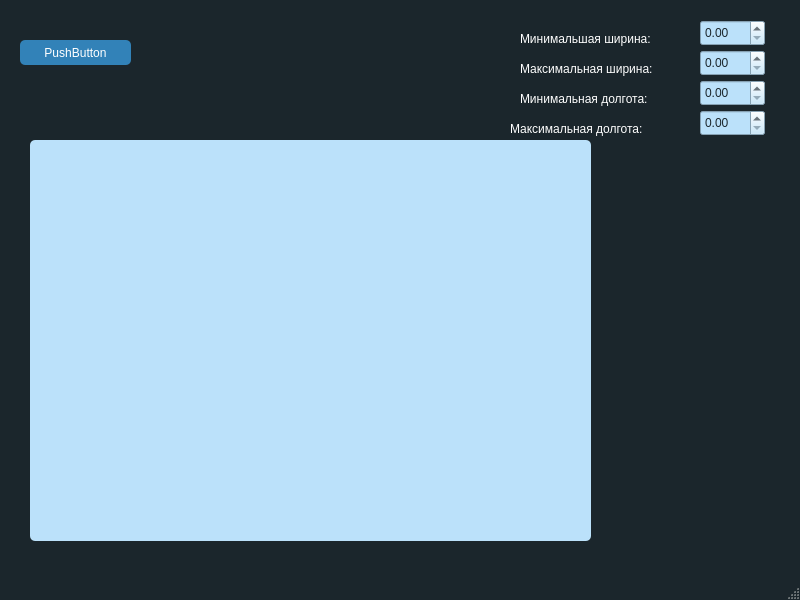
Qt form MainWindow.ui (Omazz/SkyWatcher) before a commit.
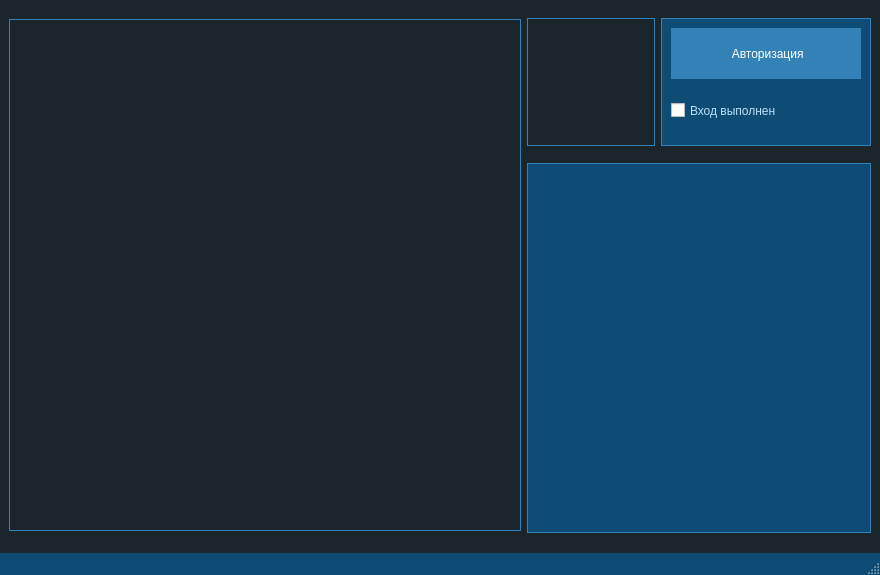
The same form after that commit. Icons and pictures are not drawn.

```diff
--- a/MainWindow.ui
+++ b/MainWindow.ui
@@ -6,10 +6,28 @@
    <rect>
     <x>0</x>
     <y>0</y>
-    <width>800</width>
-    <height>600</height>
+    <width>880</width>
+    <height>575</height>
    </rect>
   </property>
+  <property name="sizePolicy">
+   <sizepolicy hsizetype="Fixed" vsizetype="Fixed">
+    <horstretch>0</horstretch>
+    <verstretch>0</verstretch>
+   </sizepolicy>
+  </property>
+  <property name="minimumSize">
+   <size>
+    <width>880</width>
+    <height>575</height>
+   </size>
+  </property>
+  <property name="maximumSize">
+   <size>
+    <width>880</width>
+    <height>575</height>
+   </size>
+  </property>
   <property name="windowTitle">
    <string>MainWindow</string>
   </property>
@@ -18,28 +36,21 @@
     background-color: #1B262C;
 }
 
-QMenuBar {
-    background-color: #0F4C75;
-    color: white;
+QLabel {
+    color: #BBE1FA;
+	border: 1px solid #3282B8;
 }
 
-QMenuBar::item:selected {
-    background-color: #3282B8;
-}
-
-QMenu {
+QGroupBox {
     background-color: #0F4C75;
     color: white;
-}
-
-QMenu::item:selected {
-    background-color: #3282B8;
+    border: 1px solid #3282B8;
 }
 
 QPushButton {
     background-color: #3282B8;
     color: white;
-    border-radius: 5px;
+    border: none;
     padding: 5px 10px;
 }
 
@@ -48,208 +59,148 @@
     color: #1B262C;
 }
 
-QLineEdit {
-    background-color: #BBE1FA;
-    color: #1B262C;
-    border-radius: 5px;
-    padding: 5px;
+QCheckBox {
+    color: #BBE1FA;
 }
 
-QTextEdit {
-    background-color: #BBE1FA;
-    color: #1B262C;
-    border-radius: 5px;
-    padding: 5px;
-}
-
-QLabel {
+QTableWidget {
+    background-color: #0F4C75;
     color: white;
+    border: 1px solid #3282B8;
 }
 
-QListView {
-    background-color: #BBE1FA;
-    color: #1B262C;
-}
-
-QListView::item:selected {
-    background-color: #3282B8;
-    color: white;
-}
-
-QTabWidget::pane {
-    border-top: 2px solid #0F4C75;
-}
-
-QTabWidget::tab-bar {
+QMenuBar {
     background-color: #0F4C75;
-}
-
-QTabBar::tab {
-    background-color: #0F4C75;
     color: white;
-    border-top-left-radius: 5px;
-    border-top-right-radius: 5px;
-    padding: 5px 10px;
 }
 
-QTabBar::tab:selected {
-    background-color: #3282B8;
-}
-
-QScrollBar:vertical {
+QStatusBar {
     background-color: #0F4C75;
-    width: 10px;
-    margin: 0px 0px 0px 0px;
-}
-
-QScrollBar::handle:vertical {
-    background-color: #3282B8;
-    border-radius: 5px;
-    min-height: 20px;
-}
-
-QScrollBar::add-line:vertical {
-    background-color: #0F4C75;
-    height: 10px;
-    subcontrol-position: bottom;
-    subcontrol-origin: margin;
-}
-
-QScrollBar::sub-line:vertical {
-    background-color: #0F4C75;
-    height: 10px;
-    subcontrol-position: top;
-    subcontrol-origin: margin;
-}
-
-
-QLabel {
     color: white;
-}
-
-QDoubleSpinBox {
-    background-color: #BBE1FA;
-    color: #1B262C;
-}
-
-</string>
+}</string>
   </property>
   <widget class="QWidget" name="centralwidget">
-   <widget class="QTextBrowser" name="textBrowser">
-    <property name="geometry">
-     <rect>
-      <x>30</x>
-      <y>140</y>
-      <width>561</width>
-      <height>401</height>
-     </rect>
-    </property>
-   </widget>
-   <widget class="QPushButton" name="pushButton">
-    <property name="geometry">
-     <rect>
-      <x>20</x>
-      <y>40</y>
-      <width>111</width>
-      <height>25</height>
-     </rect>
-    </property>
-    <property name="text">
-     <string>PushButton</string>
-    </property>
-   </widget>
-   <widget class="QLabel" name="label">
-    <property name="geometry">
-     <rect>
-      <x>520</x>
-      <y>30</y>
-      <width>181</width>
-      <height>17</height>
-     </rect>
-    </property>
-    <property name="text">
-     <string>Минимальшая ширина:</string>
-    </property>
-   </widget>
-   <widget class="QLabel" name="label_2">
-    <property name="geometry">
-     <rect>
-      <x>520</x>
-      <y>60</y>
-      <width>181</width>
-      <height>17</height>
-     </rect>
-    </property>
-    <property name="text">
-     <string>Максимальная ширина:</string>
-    </property>
-   </widget>
-   <widget class="QLabel" name="label_3">
-    <property name="geometry">
-     <rect>
-      <x>520</x>
-      <y>90</y>
-      <width>181</width>
-      <height>17</height>
-     </rect>
-    </property>
-    <property name="text">
-     <string>Минимальная долгота:</string>
-    </property>
-   </widget>
-   <widget class="QLabel" name="label_4">
-    <property name="geometry">
-     <rect>
-      <x>510</x>
-      <y>120</y>
-      <width>181</width>
-      <height>17</height>
-     </rect>
-    </property>
-    <property name="text">
-     <string>Максимальная долгота:</string>
-    </property>
-   </widget>
-   <widget class="QDoubleSpinBox" name="doubleSpinBox">
-    <property name="geometry">
-     <rect>
-      <x>700</x>
-      <y>20</y>
-      <width>65</width>
-      <height>26</height>
-     </rect>
-    </property>
-   </widget>
-   <widget class="QDoubleSpinBox" name="doubleSpinBox_2">
-    <property name="geometry">
-     <rect>
-      <x>700</x>
-      <y>50</y>
-      <width>65</width>
-      <height>26</height>
-     </rect>
-    </property>
-   </widget>
-   <widget class="QDoubleSpinBox" name="doubleSpinBox_3">
-    <property name="geometry">
-     <rect>
-      <x>700</x>
-      <y>80</y>
-      <width>65</width>
-      <height>26</height>
-     </rect>
-    </property>
-   </widget>
-   <widget class="QDoubleSpinBox" name="doubleSpinBox_4">
-    <property name="geometry">
-     <rect>
-      <x>700</x>
-      <y>110</y>
-      <width>65</width>
-      <height>26</height>
-     </rect>
-    </property>
-   </widget>
+   <layout class="QGridLayout" name="gridLayout">
+    <item row="0" column="0" rowspan="2">
+     <widget class="QLabel" name="L_mainMap">
+      <property name="sizePolicy">
+       <sizepolicy hsizetype="MinimumExpanding" vsizetype="MinimumExpanding">
+        <horstretch>0</horstretch>
+        <verstretch>0</verstretch>
+       </sizepolicy>
+      </property>
+      <property name="minimumSize">
+       <size>
+        <width>512</width>
+        <height>512</height>
+       </size>
+      </property>
+      <property name="maximumSize">
+       <size>
+        <width>512</width>
+        <height>512</height>
+       </size>
+      </property>
+      <property name="text">
+       <string/>
+      </property>
+     </widget>
+    </item>
+    <item row="0" column="1">
+     <widget class="QLabel" name="label">
+      <property name="sizePolicy">
+       <sizepolicy hsizetype="Fixed" vsizetype="Fixed">
+        <horstretch>0</horstretch>
+        <verstretch>0</verstretch>
+       </sizepolicy>
+      </property>
+      <property name="minimumSize">
+       <size>
+        <width>128</width>
+        <height>128</height>
+       </size>
+      </property>
+      <property name="maximumSize">
+       <size>
+        <width>128</width>
+        <height>128</height>
+       </size>
+      </property>
+      <property name="text">
+       <string/>
+      </property>
+     </widget>
+    </item>
+    <item row="0" column="2">
+     <widget class="QGroupBox" name="groupBox">
+      <property name="minimumSize">
+       <size>
+        <width>210</width>
+        <height>128</height>
+       </size>
+      </property>
+      <property name="maximumSize">
+       <size>
+        <width>210</width>
+        <height>128</height>
+       </size>
+      </property>
+      <property name="title">
+       <string/>
+      </property>
+      <layout class="QVBoxLayout" name="verticalLayout">
+       <item>
+        <widget class="QPushButton" name="pushButton">
+         <property name="sizePolicy">
+          <sizepolicy hsizetype="Preferred" vsizetype="Preferred">
+           <horstretch>0</horstretch>
+           <verstretch>0</verstretch>
+          </sizepolicy>
+         </property>
+         <property name="text">
+          <string> Авторизация</string>
+         </property>
+        </widget>
+       </item>
+       <item>
+        <widget class="QCheckBox" name="checkBox">
+         <property name="sizePolicy">
+          <sizepolicy hsizetype="Preferred" vsizetype="Preferred">
+           <horstretch>0</horstretch>
+           <verstretch>0</verstretch>
+          </sizepolicy>
+         </property>
+         <property name="text">
+          <string>Вход выполнен</string>
+         </property>
+        </widget>
+       </item>
+      </layout>
+     </widget>
+    </item>
+    <item row="1" column="1" colspan="2">
+     <widget class="QTableWidget" name="tableWidget">
+      <property name="sizePolicy">
+       <sizepolicy hsizetype="Preferred" vsizetype="MinimumExpanding">
+        <horstretch>0</horstretch>
+        <verstretch>0</verstretch>
+       </sizepolicy>
+      </property>
+      <property name="minimumSize">
+       <size>
+        <width>344</width>
+        <height>370</height>
+       </size>
+      </property>
+      <property name="maximumSize">
+       <size>
+        <width>344</width>
+        <height>370</height>
+       </size>
+      </property>
+     </widget>
+    </item>
+   </layout>
   </widget>
   <widget class="QMenuBar" name="menubar">
    <property name="geometry">
```
Left out of the diff: 10 changed lines with no effect on the pictures.
